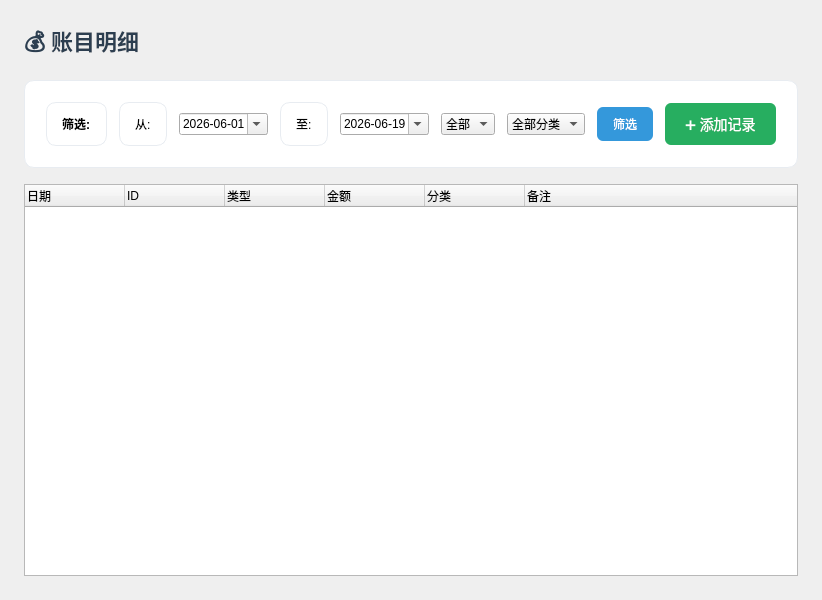
BlabeZ/DailyAccount, file gui/flowpage.ui: the form before one commit.
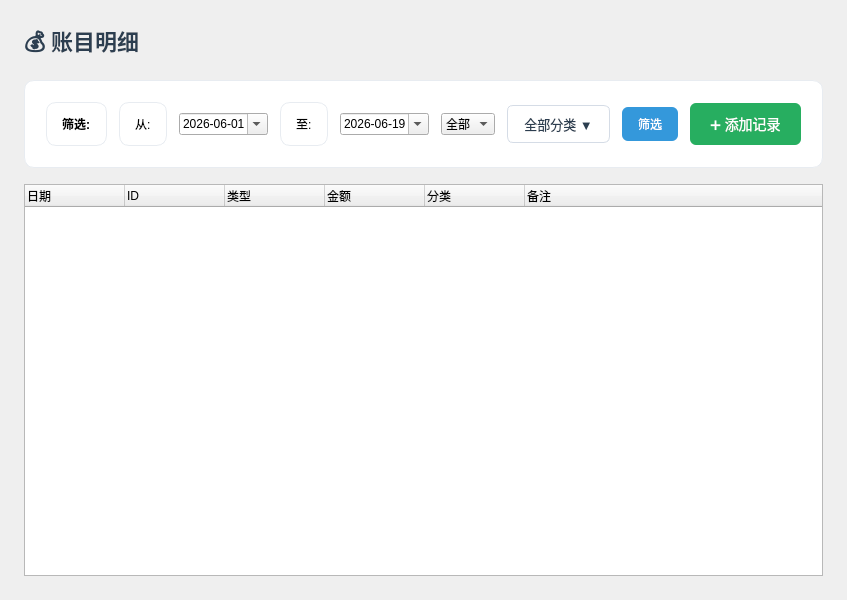
The form after the commit.

Commit message:
v4: 分类筛选改为级联弹出菜单，悬停显示二级子分类
- flowpage.ui: m_filterCategory从QComboBox改为QPushButton
- flowpage.h: 添加showCategoryMenu()方法和筛选状态成员变量
- flowpage.cpp: 实现QMenu级联菜单，一级分类→悬停弹出二级子菜单
- 一级菜单显示所有一级分类（饮食、交通等）
- 含子分类的选项悬停时右侧自动弹出子菜单（午饭、公交等）
- 选择一级分类时匹配该分类所有子分类记录
- 选择子分类时精确匹配特定子分类记录

The edit to the form file:
```diff
--- a/gui/flowpage.ui
+++ b/gui/flowpage.ui
@@ -76,8 +76,10 @@
 
       <!-- 分类筛选 -->
       <item>
-       <widget class="QComboBox" name="m_filterCategory">
-        <item><property name="text"><string>全部分类</string></property></item>
+       <widget class="QPushButton" name="m_filterCategory">
+        <property name="text"><string>全部分类 ▼</string></property>
+        <property name="styleSheet"><string notr="true">QPushButton { background: #FFFFFF; border: 1px solid #D5DCE6; border-radius: 6px; padding: 8px 16px; font-size: 13px; color: #2C3E50; } QPushButton:hover { border-color: #3498DB; }</string></property>
+        <property name="cursor"><cursorShape>PointingHandCursor</cursorShape></property>
        </widget>
       </item>
 
```
Left out of the diff: 2 changed lines with no effect on the pictures. The commit also changes 2 other files.
